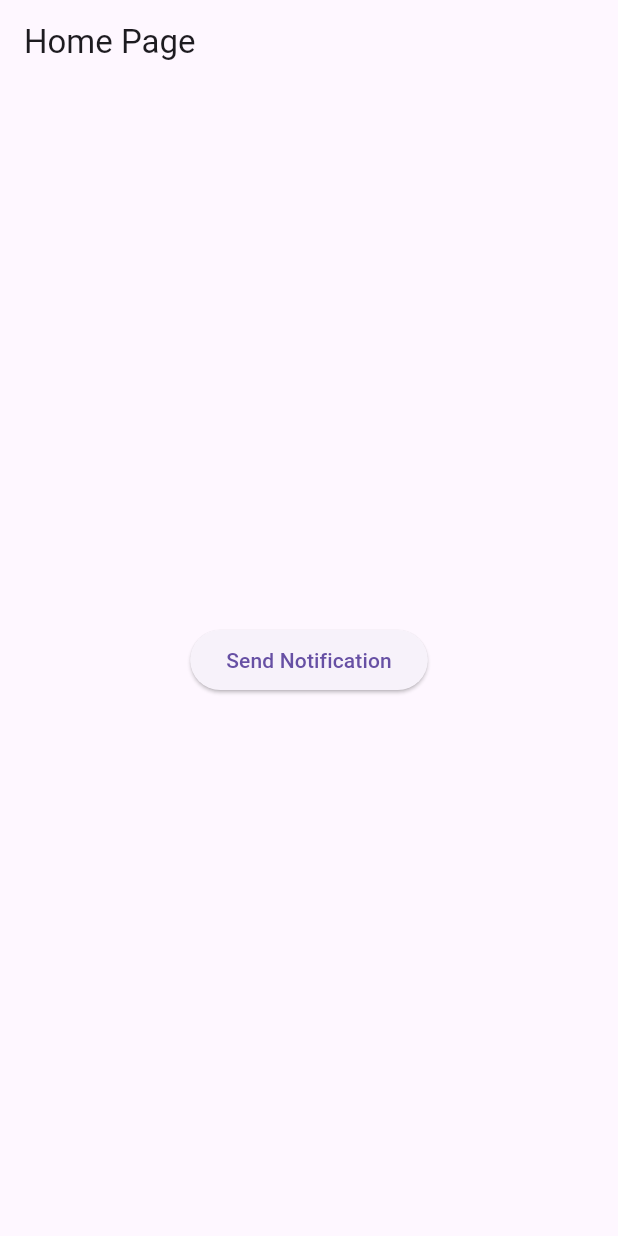
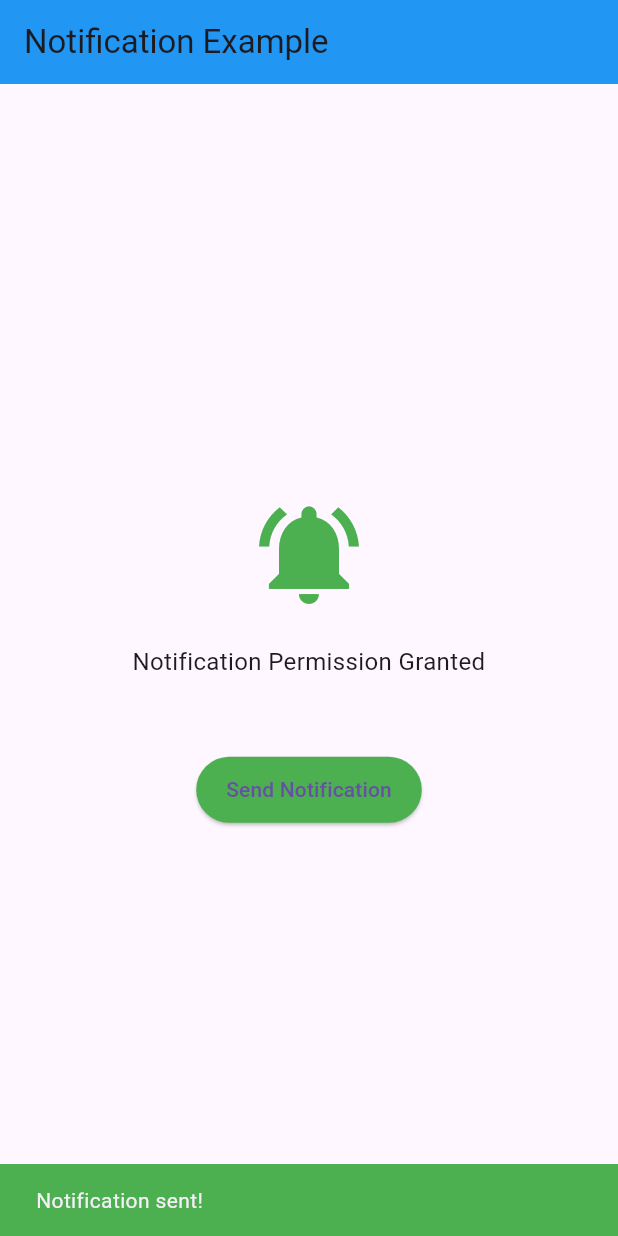
Before and after one commit to lightrao/flutter_local_notifications_example, a Flutter app: the screen it shows after launch, after a tap on "Send Notification", on a phone screen of 412 x 824 dp. Run offline on Flutter 3.47's test engine with Material 3 defaults, Android fonts, the phone set to English and light mode, and no system bars; our stand-ins replace flutter_local_notifications, permission_handler.

Commit message:
Enhance notification permission handling by integrating permission_handler package. Updated HomePage to display permission status and request buttons. Improved user feedback for permission states and fixed related issues. Updated HISTORY.md to reflect these changes.

```diff
--- a/lib/home_page.dart
+++ b/lib/home_page.dart
@@ -1,23 +1,154 @@
 import 'package:flutter/material.dart';
 import 'package:flutter_local_notifications_example/noti_service.dart';
+import 'package:permission_handler/permission_handler.dart';
 
-class HomePage extends StatelessWidget {
+class HomePage extends StatefulWidget {
   const HomePage({super.key});
+
+  @override
+  State<HomePage> createState() => _HomePageState();
+}
+
+class _HomePageState extends State<HomePage> {
+  final NotiService _notiService = NotiService();
+  bool _permissionGranted = false;
+  bool _permissionPermanentlyDenied = false;
+
+  @override
+  void initState() {
+    super.initState();
+    _checkPermission();
+  }
+
+  Future<void> _checkPermission() async {
+    final hasPermission = await _notiService.checkPermissions();
+    final isPermanentlyDenied = await _notiService.isPermanentlyDenied();
+
+    setState(() {
+      _permissionGranted = hasPermission;
+      _permissionPermanentlyDenied = isPermanentlyDenied;
+    });
+  }
+
+  Future<void> _requestPermission() async {
+    final status = await _notiService.requestPermissions();
+
+    if (status.isGranted) {
+      setState(() {
+        _permissionGranted = true;
+        _permissionPermanentlyDenied = false;
+      });
+      _showSuccessMessage("Permission granted!");
+    } else if (status.isDenied) {
+      setState(() {
+        _permissionGranted = false;
+        _permissionPermanentlyDenied = false;
+      });
+      _showErrorMessage("Permission denied. Can't send notifications.");
+    } else if (status.isPermanentlyDenied) {
+      setState(() {
+        _permissionGranted = false;
+        _permissionPermanentlyDenied = true;
+      });
+      _showErrorMessage("Permission permanently denied. Please enable from settings.");
+    }
+  }
+
+  Future<void> _openSettings() async {
+    final opened = await _notiService.openSettings();
+    if (opened) {
+      _showSuccessMessage("Settings opened. Please enable notifications.");
+    } else {
+      _showErrorMessage("Could not open settings.");
+    }
+  }
+
+  void _showSuccessMessage(String message) {
+    ScaffoldMessenger.of(context).showSnackBar(
+      SnackBar(
+        content: Text(message),
+        backgroundColor: Colors.green,
+      ),
+    );
+  }
+
+  void _showErrorMessage(String message) {
+    ScaffoldMessenger.of(context).showSnackBar(
+      SnackBar(
+        content: Text(message),
+        backgroundColor: Colors.red,
+      ),
+    );
+  }
 
   @override
   Widget build(BuildContext context) {
     return Scaffold(
-      appBar: AppBar(title: const Text('Home Page')),
+      appBar: AppBar(
+        title: const Text('Notification Example'),
+        backgroundColor: Colors.blue,
+      ),
       body: Center(
-        child: ElevatedButton(
-          onPressed: () {
-            NotiService().showNotification(
-              id: 0,
-              title: 'Hello',
-              body: 'This is a test notification',
-            );
-          },
-          child: const Text('Send Notification'),
+        child: Column(
+          mainAxisAlignment: MainAxisAlignment.center,
+          children: [
+            Icon(
+              _permissionGranted ? Icons.notifications_active : Icons.notifications_off,
+              size: 80,
+              color: _permissionGranted ? Colors.green : Colors.red,
+            ),
+            const SizedBox(height: 20),
+            Text(
+              _permissionGranted
+                ? 'Notification Permission Granted'
+                : _permissionPermanentlyDenied
+                  ? 'Notification Permission Permanently Denied'
+                  : 'Notification Permission Required',
+              style: const TextStyle(fontSize: 16),
+              textAlign: TextAlign.center,
+            ),
+            const SizedBox(height: 30),
+            if (!_permissionGranted)
+              _permissionPermanentlyDenied
+                ? ElevatedButton(
+                    onPressed: _openSettings,
+                    style: ElevatedButton.styleFrom(
+                      backgroundColor: Colors.orange,
+                      padding: const EdgeInsets.symmetric(horizontal: 20, vertical: 12),
+                    ),
+                    child: const Text('Open Settings'),
+                  )
+                : ElevatedButton(
+                    onPressed: _requestPermission,
+                    style: ElevatedButton.styleFrom(
+                      backgroundColor: Colors.blue,
+                      padding: const EdgeInsets.symmetric(horizontal: 20, vertical: 12),
+                    ),
+                    child: const Text('Grant Permission'),
+                  ),
+            const SizedBox(height: 20),
+            ElevatedButton(
+              onPressed: () async {
+                final result = await _notiService.showNotification(
+                  id: 0,
+                  title: 'Hello',
+                  body: 'This is a test notification'
+                );
+
+                if (result) {
+                  _showSuccessMessage('Notification sent!');
+                } else {
+                  _showErrorMessage('Failed to send notification. Permission denied.');
+                  await _checkPermission();
+                }
+              },
+              style: ElevatedButton.styleFrom(
+                backgroundColor: Colors.green,
+                padding: const EdgeInsets.symmetric(horizontal: 20, vertical: 12),
+              ),
+              child: const Text('Send Notification'),
+            ),
+          ],
         ),
       ),
     );
--- a/lib/noti_service.dart
+++ b/lib/noti_service.dart
@@ -1,8 +1,9 @@
 import 'package:flutter_local_notifications/flutter_local_notifications.dart';
+import 'package:permission_handler/permission_handler.dart';
 
 class NotiService {
   final notificationPlugin = FlutterLocalNotificationsPlugin();
-  final bool _isInitialized = false;
+  bool _isInitialized = false;
   bool get isInitialized => _isInitialized;
 
   // initialize
@@ -16,9 +17,9 @@ class NotiService {
 
     // prepare ios initialization settings
     const iosInitializationSettings = DarwinInitializationSettings(
-      requestAlertPermission: true,
-      requestBadgePermission: true,
-      requestSoundPermission: true,
+      requestAlertPermission: false, // We'll request manually
+      requestBadgePermission: false, // We'll request manually
+      requestSoundPermission: false, // We'll request manually
     );
 
     // prepare initialization settings
@@ -29,10 +30,35 @@ class NotiService {
 
     // finally initialize the plugin
     await notificationPlugin.initialize(initializationSettings);
+    _isInitialized = true;
+  }
+
+  // Request notification permissions
+  Future<PermissionStatus> requestPermissions() async {
+    // For Android 13 and above (API level 33), we need to request the notification permission
+    final status = await Permission.notification.request();
+    return status;
+  }
+
+  // Check if permission is granted
+  Future<bool> checkPermissions() async {
+    final status = await Permission.notification.status;
+    return status.isGranted;
+  }
+
+  // Check if permission is permanently denied
+  Future<bool> isPermanentlyDenied() async {
+    final status = await Permission.notification.status;
+    return status.isPermanentlyDenied;
+  }
+
+  // Open app settings
+  Future<bool> openSettings() async {
+    return await openAppSettings();
   }
 
   // notification details setup
-  NotificationDetails _notificationDetails() {
+  NotificationDetails notificationDetails() {
     return const NotificationDetails(
       android: AndroidNotificationDetails(
         'daily_channel_id',
@@ -45,17 +71,28 @@ class NotiService {
     );
   }
 
-  // show notification
-  Future<void> showNotification({
-    int id = 0,
-    String? title,
-    String? body,
-  }) async {
-    return await notificationPlugin.show(
+  // show notification with permission check
+  Future<bool> showNotification({int id = 0, String? title, String? body}) async {
+    // First check if we have permission
+    final hasPermission = await checkPermissions();
+
+    if (!hasPermission) {
+      // Try to request permission if we don't have it
+      final permissionRequested = await requestPermissions();
+      if (!permissionRequested.isGranted) {
+        // User denied permission
+        return false;
+      }
+    }
+
+    // We have permission, show the notification
+    await notificationPlugin.show(
       id,
       title,
       body,
-      _notificationDetails(),
+      notificationDetails(),
     );
+
+    return true;
   }
 }
--- a/pubspec.yaml
+++ b/pubspec.yaml
@@ -35,6 +35,7 @@ dependencies:
   # Use with the CupertinoIcons class for iOS style icons.
   cupertino_icons: ^1.0.8
   flutter_local_notifications: ^19.0.0
+  permission_handler: ^11.4.0
 
 dev_dependencies:
   flutter_test:
```
Also changed, not shown: pubspec.lock, 5 other files.
